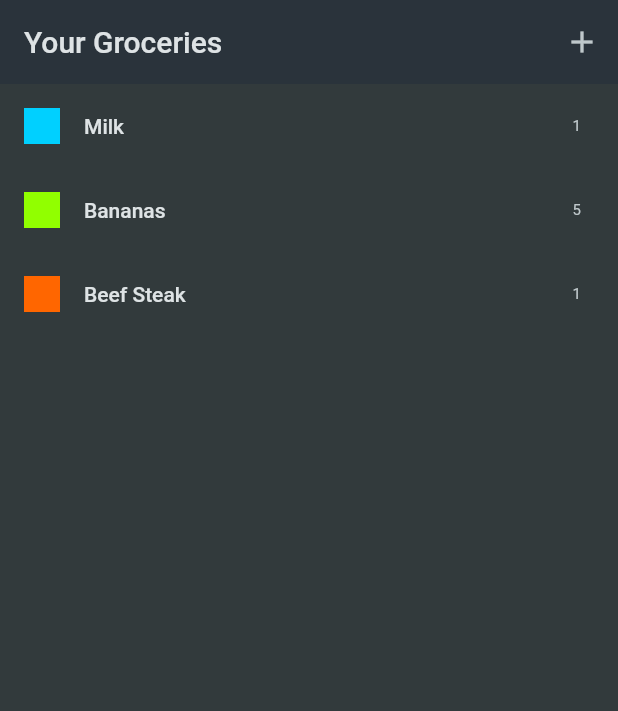
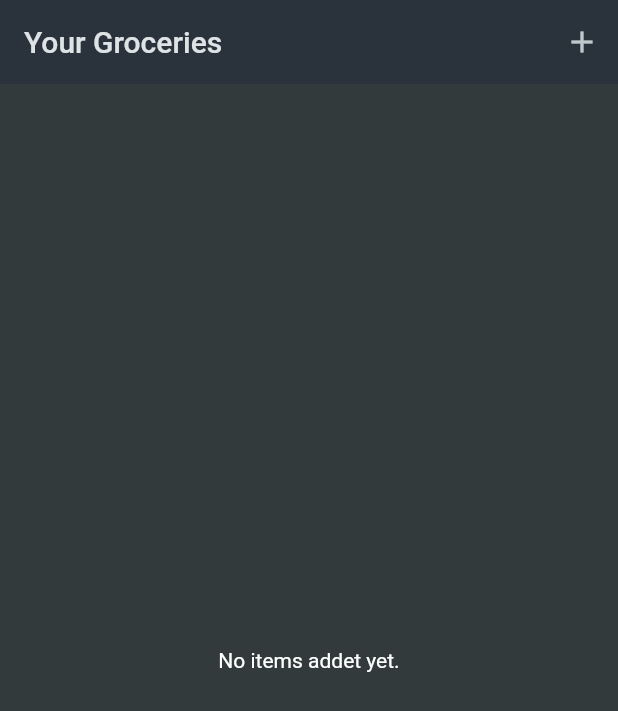
Before and after one commit to pawka35/shopping_list, a Flutter app: the screen it shows after launch, on a phone screen of 412 x 824 dp. Shown: the top 711 px of the screen. Run offline on Flutter 3.47's test engine with Material 2 defaults, Android fonts, the phone set to English and light mode, and no system bars.

Commit message:
end  shopping list

```diff
--- a/lib/data/dummy_items.dart
+++ /dev/null
@@ -1,21 +0,0 @@
-import 'package:shopping_list/models/category.dart';
-import 'package:shopping_list/models/grocery_item.dart';
-import 'package:shopping_list/data/categories.dart';
-
-final groceryItems = [
-  GroceryItem(
-      id: 'a',
-      name: 'Milk',
-      quantity: 1,
-      category: categories[Categories.dairy]!),
-  GroceryItem(
-      id: 'b',
-      name: 'Bananas',
-      quantity: 5,
-      category: categories[Categories.fruit]!),
-  GroceryItem(
-      id: 'c',
-      name: 'Beef Steak',
-      quantity: 1,
-      category: categories[Categories.meat]!),
-];
--- a/lib/widgets/grocery_list.dart
+++ b/lib/widgets/grocery_list.dart
@@ -1,5 +1,5 @@
 import 'package:flutter/material.dart';
-import 'package:shopping_list/data/dummy_items.dart';
+import 'package:shopping_list/models/grocery_item.dart';
 import 'package:shopping_list/widgets/new_item.dart';
 
 class GroceryList extends StatefulWidget {
@@ -12,16 +12,53 @@ class GroceryList extends StatefulWidget {
 }
 
 class _GroceryListState extends State<GroceryList> {
-  void _addItem() {
-    Navigator.of(context).push(
+  final List<GroceryItem> _groceryItems = [];
+
+  void _addItem() async {
+    final newItem = await Navigator.of(context).push<GroceryItem>(
       MaterialPageRoute(
         builder: (ctx) => const NewItem(),
       ),
     );
+
+    if (newItem == null) {
+      return;
+    }
+    setState(() {
+      _groceryItems.add(newItem);
+    });
+  }
+
+  void _removeItem(item) {
+    setState(() {
+      _groceryItems.remove(item);
+    });
   }
 
   @override
   Widget build(BuildContext context) {
+    Widget content = const Center(child: Text('No items addet yet.'));
+
+    if (_groceryItems.isNotEmpty) {
+      content = ListView.builder(
+          itemCount: _groceryItems.length,
+          itemBuilder: (ctx, index) => Dismissible(
+                key: ValueKey(_groceryItems[index].id),
+                onDismissed: (direction) {
+                  _removeItem(_groceryItems[index]);
+                },
+                child: ListTile(
+                  title: Text(_groceryItems[index].name),
+                  leading: Container(
+                    width: 24,
+                    height: 24,
+                    color: _groceryItems[index].category.color,
+                  ),
+                  trailing: Text(_groceryItems[index].quantity.toString()),
+                ),
+              ));
+    }
+
     return Scaffold(
       appBar: AppBar(
         actions: [
@@ -32,18 +69,7 @@ class _GroceryListState extends State<GroceryList> {
         ],
         title: const Text('Your Groceries'),
       ),
-      body: ListView.builder(
-        itemCount: groceryItems.length,
-        itemBuilder: (ctx, index) => ListTile(
-          title: Text(groceryItems[index].name),
-          leading: Container(
-            width: 24,
-            height: 24,
-            color: groceryItems[index].category.color,
-          ),
-          trailing: Text(groceryItems[index].quantity.toString()),
-        ),
-      ),
+      body: content,
     );
   }
 }
```
Also changed, not shown: lib/widgets/new_item.dart (+66 -3 lines).
